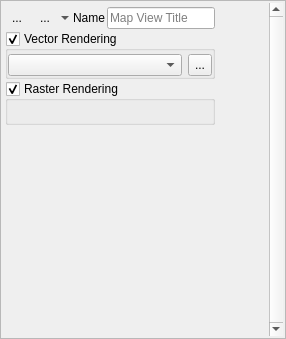
Qt form timeseriesviewer/ui/mapviewdefinition.ui (jakimowb/eo-time-series-viewer) before a commit.
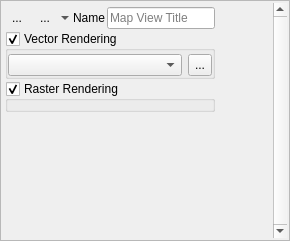
The same form after that commit. Icons and pictures are not drawn. Custom widgets are drawn as their Qt base class.

The edit to the form file:
```diff
--- a/timeseriesviewer/ui/mapviewdefinition.ui
+++ b/timeseriesviewer/ui/mapviewdefinition.ui
@@ -6,8 +6,8 @@
    <rect>
     <x>0</x>
     <y>0</y>
-    <width>286</width>
-    <height>339</height>
+    <width>290</width>
+    <height>241</height>
    </rect>
   </property>
   <property name="sizePolicy">
@@ -18,7 +18,7 @@
   </property>
   <property name="maximumSize">
    <size>
-    <width>290</width>
+    <width>16777215</width>
     <height>16777215</height>
    </size>
   </property>
@@ -75,12 +75,12 @@
        <rect>
         <x>0</x>
         <y>0</y>
-        <width>263</width>
-        <height>333</height>
+        <width>267</width>
+        <height>235</height>
        </rect>
       </property>
       <property name="sizePolicy">
-       <sizepolicy hsizetype="Preferred" vsizetype="Preferred">
+       <sizepolicy hsizetype="Minimum" vsizetype="Preferred">
         <horstretch>0</horstretch>
         <verstretch>2</verstretch>
        </sizepolicy>
@@ -356,25 +356,6 @@
           <property name="bottomMargin">
            <number>0</number>
           </property>
-          <item>
-           <layout class="QVBoxLayout" name="renderSettingsLayout">
-            <property name="sizeConstraint">
-             <enum>QLayout::SetMinAndMaxSize</enum>
-            </property>
-            <property name="leftMargin">
-             <number>9</number>
-            </property>
-            <property name="topMargin">
-             <number>9</number>
-            </property>
-            <property name="rightMargin">
-             <number>9</number>
-            </property>
-            <property name="bottomMargin">
-             <number>9</number>
-            </property>
-           </layout>
-          </item>
          </layout>
         </widget>
        </item>
@@ -383,10 +364,13 @@
          <property name="orientation">
           <enum>Qt::Vertical</enum>
          </property>
+         <property name="sizeType">
+          <enum>QSizePolicy::MinimumExpanding</enum>
+         </property>
          <property name="sizeHint" stdset="0">
           <size>
            <width>0</width>
-           <height>25</height>
+           <height>0</height>
           </size>
          </property>
         </spacer>
```
